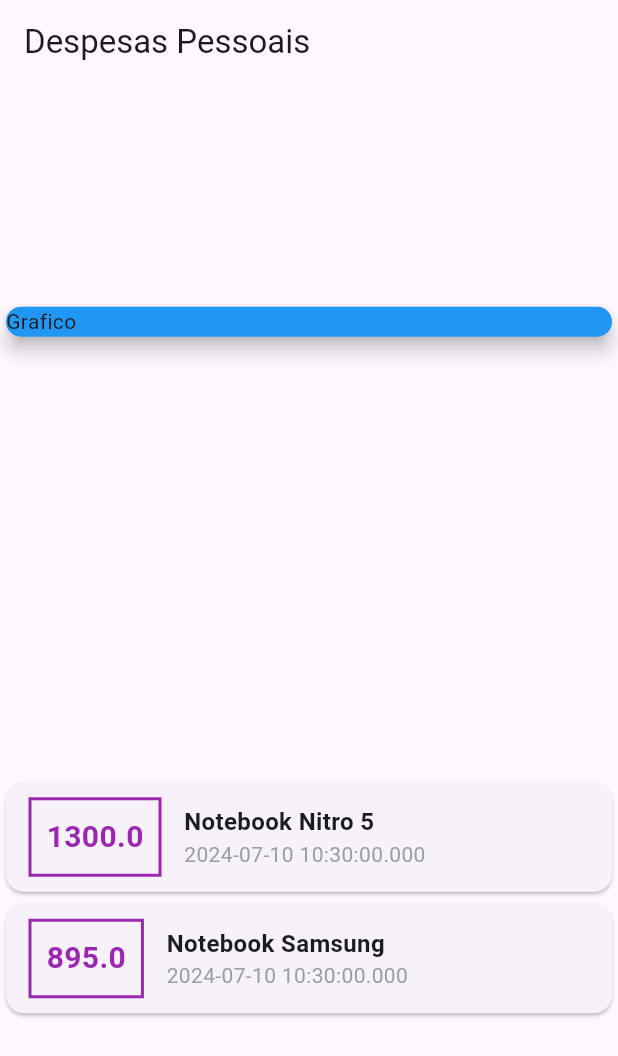
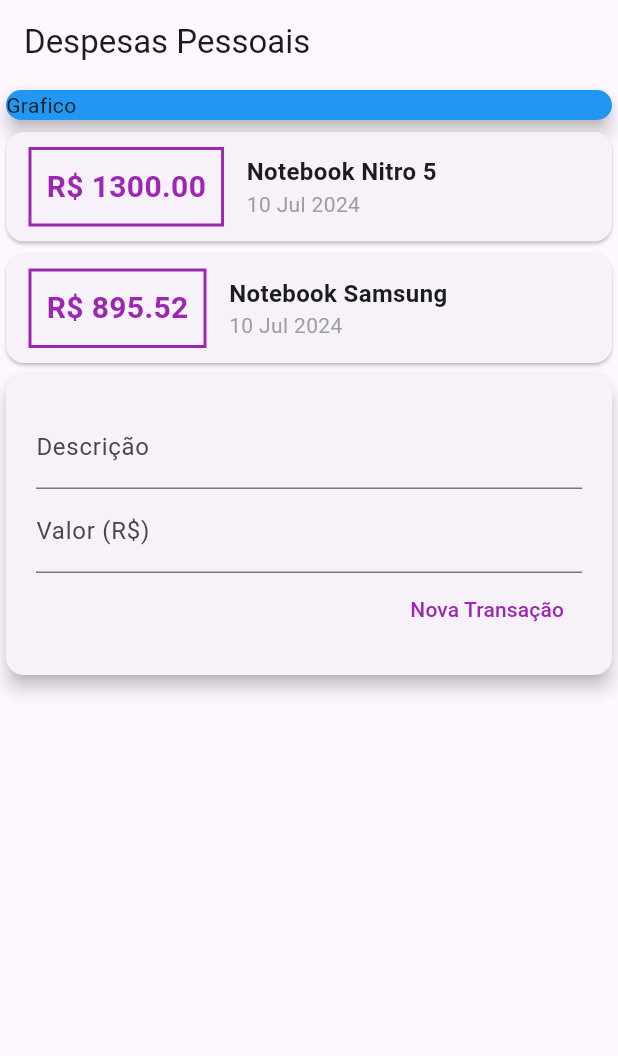
Before and after one commit to Maddytec/spent-app, a Flutter app: the screen it shows after launch, on a phone screen of 412 x 824 dp. Shown: the top 1056 px of the screen. Run offline on Flutter 3.47's test engine with Material 3 defaults, Android fonts, the phone set to English and light mode, and no system bars.

Commit message:
Added style of values

```diff
--- a/lib/main.dart
+++ b/lib/main.dart
@@ -1,6 +1,7 @@
 import 'package:flutter/material.dart';
 import 'package:flutter/widgets.dart';
 import 'package:spent/models/transaction.dart';
+import 'package:intl/intl.dart';
 
 main() => runApp(SpentApp());
 
@@ -24,7 +25,7 @@ class MyHomePage extends StatelessWidget {
     Transaction(
       id: 'T2',
       title: 'Notebook Samsung',
-      value: 895.00,
+      value: 895.52,
       date: DateTime.now(),
     )
   ];
@@ -36,9 +37,9 @@ class MyHomePage extends StatelessWidget {
         title: Text("Despesas Pessoais"),
       ),
       body: Column(
-        mainAxisAlignment: MainAxisAlignment.spaceAround,
         crossAxisAlignment: CrossAxisAlignment.stretch,
         children: <Widget>[
+          // Grafico
           Container(
             child: Card(
               color: Colors.blue,
@@ -46,6 +47,7 @@ class MyHomePage extends StatelessWidget {
               elevation: 5,
             ),
           ),
+
           // Transaction List
           Column(
             children: _transactions.map((transaction) {
@@ -64,7 +66,7 @@ class MyHomePage extends StatelessWidget {
                       )),
                       padding: EdgeInsets.all(10),
                       child: Text(
-                        transaction.value.toString(),
+                        'R\$ ${transaction.value.toStringAsFixed(2)}',
                         style: TextStyle(
                             fontWeight: FontWeight.bold,
                             fontSize: 20,
@@ -82,7 +84,7 @@ class MyHomePage extends StatelessWidget {
                           ),
                         ),
                         Text(
-                          transaction.date.toString(),
+                          DateFormat('d MMM y').format(transaction.date),
                           style: TextStyle(color: Colors.grey),
                         )
                       ],
@@ -91,7 +93,42 @@ class MyHomePage extends StatelessWidget {
                 ),
               );
             }).toList(),
-          )
+          ),
+          Card(
+            elevation: 5,
+            child: Padding(
+              padding: const EdgeInsets.all(10),
+              child: Container(
+                padding: EdgeInsets.all(10),
+                child: Column(
+                  children: <Widget>[
+                    TextField(
+                      decoration: InputDecoration(
+                        labelText: 'Descrição',
+                      ),
+                    ),
+                    TextField(
+                      decoration: InputDecoration(
+                        labelText: 'Valor (R\$)',
+                      ),
+                    ),
+                    Row(
+                      mainAxisAlignment: MainAxisAlignment.end,
+                      children: [
+                        TextButton(
+                          style: TextButton.styleFrom(
+                            foregroundColor: Colors.purple,
+                          ),
+                          onPressed: () {},
+                          child: Text('Nova Transação'),
+                        ),
+                      ],
+                    )
+                  ],
+                ),
+              ),
+            ),
+          ),
         ],
       ),
     );
```
Also changed, not shown: pubspec.yaml (+2 -46 lines), pubspec.lock.
